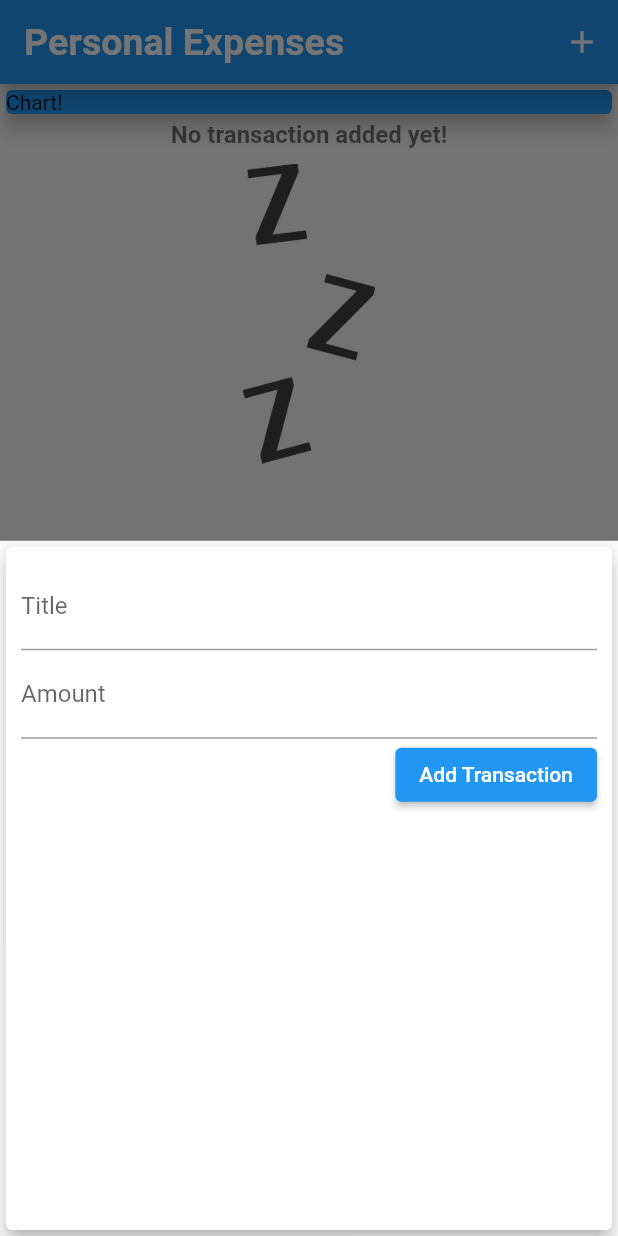
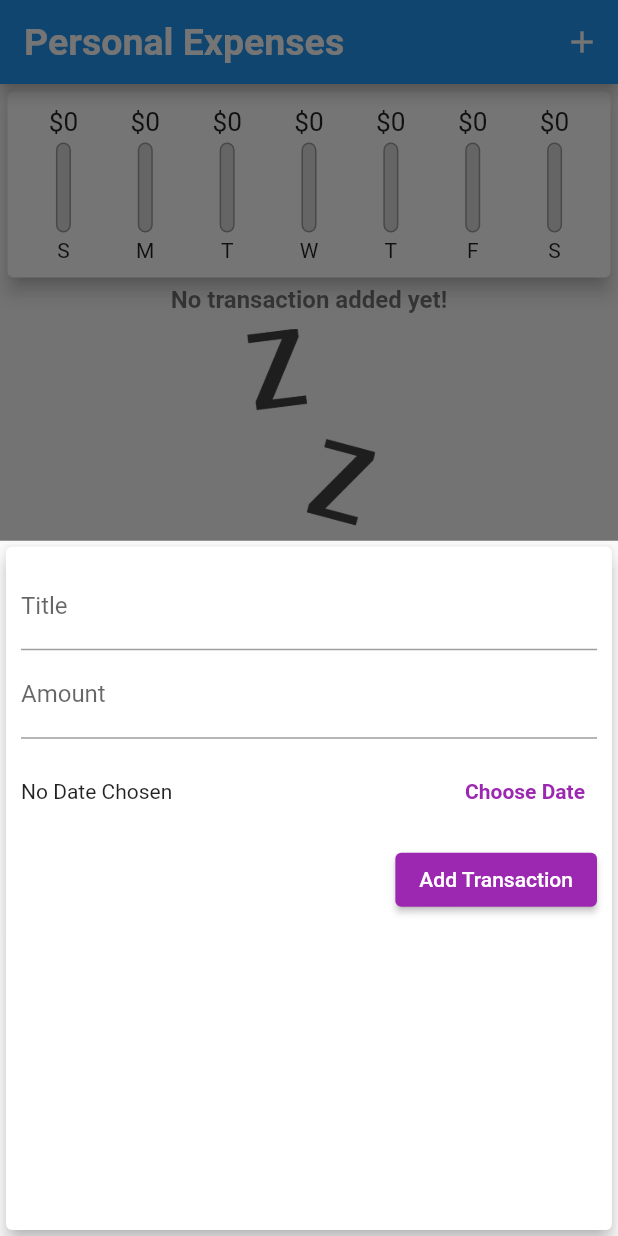
Before and after one commit to Ahsanmumtaz1105/personal-expenses, a Flutter app: the screen it shows after launch, after a tap on the "add" icon, on a phone screen of 412 x 824 dp. Run offline on Flutter 3.47's test engine with Material 2 defaults, Android fonts, the phone set to English and light mode, and no system bars.

Commit message:
add transaction

```diff
--- a/lib/main.dart
+++ b/lib/main.dart
@@ -1,9 +1,9 @@
-import 'dart:ui';
 
 import 'package:flutter/material.dart';
 import 'package:personal_expenses/widgets/transaction_list.dart';
 import './widgets/new_transaction.dart';
 import 'models/transactions.dart';
+import './widgets/charts.dart';
 
 void main() => runApp(MyApp());
 
@@ -49,7 +49,16 @@ class _MyHomePageState extends State<MyHomePage> {
     //     id: 't1', title: 'new shoes', amount: 67.87, date: DateTime.now())
   ];
 
-  void _addNewTransaction(String txtTitle, double txAmount) {
+
+List<Transactions> get _recentTransactions {
+  return _userTransactions.where((tx) => tx.date.isAfter(
+    DateTime.now().subtract((const Duration(days: 7)
+    )
+    )
+    )).toList();
+}
+
+  void _addNewTransaction(String txtTitle, double txAmount, DateTime choosenDate) {
     final newTx = Transactions(
         id: DateTime.now().toString(),
         title: txtTitle,
@@ -89,15 +98,7 @@ class _MyHomePageState extends State<MyHomePage> {
           crossAxisAlignment: CrossAxisAlignment.stretch,
           children: <Widget>[
             // ignore: sized_box_for_whitespace
-            Container(
-              width: double.infinity,
-              child: const Card(
-                color: Colors.blue,
-                child: Text('Chart!'),
-                elevation: 5,
-              ),
-            ),
-
+            Chart(_recentTransactions),
             TransactionList(_userTransactions)
           ],
         ),
--- /dev/null
+++ b/lib/widgets/chart_bar.dart
@@ -0,0 +1,54 @@
+import 'package:flutter/material.dart';
+
+class ChartBar extends StatelessWidget {
+  final String label;
+  final double spendingAmount;
+  final double spendingPctOfTotal;
+
+  ChartBar(this.label, this.spendingAmount, this.spendingPctOfTotal);
+
+  @override
+  Widget build(BuildContext context) {
+    return Column(
+      children: <Widget>[
+        SizedBox(
+          height: 20,
+          child: FittedBox(
+            child: Text('\$${spendingAmount.toStringAsFixed(0)}'),
+          ),
+        ),
+        const SizedBox(
+          height: 4,
+        ),
+        SizedBox(
+          height: 60,
+          width: 10,
+          child: Stack(
+            children: <Widget>[
+              Container(
+                decoration: BoxDecoration(
+                  border: Border.all(color: Colors.grey, width: 1.0),
+                  color: const Color.fromRGBO(220, 220, 220, 1),
+                  borderRadius: BorderRadius.circular(10),
+                ),
+              ),
+              FractionallySizedBox(
+                heightFactor: spendingPctOfTotal,
+                child: Container(
+                  decoration: BoxDecoration(
+                    color: Theme.of(context).primaryColor,
+                    borderRadius: BorderRadius.circular(10),
+                  ),
+                ),
+              ),
+            ],
+          ),
+        ),
+        const SizedBox(
+          height: 4,
+        ),
+        Text(label),
+      ],
+    );
+  }
+}
--- /dev/null
+++ b/lib/widgets/charts.dart
@@ -0,0 +1,57 @@
+import 'package:flutter/material.dart';
+import 'package:personal_expenses/models/transactions.dart';
+import 'package:intl/intl.dart';
+import './chart_bar.dart';
+
+class Chart extends StatelessWidget {
+  final List<Transactions> recentTransactions;
+  const Chart(this.recentTransactions);
+
+  List<Map<String, Object>> get groupTransactionValues {
+    return List.generate(7, (index) {
+      final weekDay = DateTime.now().subtract(Duration(days: index));
+      var totalSum = 0.00;
+      for (var i = 0; i < recentTransactions.length; i++) {
+        if (recentTransactions[i].date.day == weekDay.day &&
+            recentTransactions[i].date.month == weekDay.month &&
+            recentTransactions[i].date.year == weekDay.year) {
+          totalSum += recentTransactions[i].amount;
+        }
+      }
+
+      return {
+        'day': DateFormat.E().format(weekDay).substring(0, 1),
+        'amount': totalSum,
+        };
+    }).reversed.toList();
+  }
+
+
+ double get totalSpending {
+    return groupTransactionValues.fold(0.0, (sum, item) {
+      return sum + (item['amount'] as double);
+    });
+  }
+  @override
+  Widget build(BuildContext context) {
+    return Card(
+      elevation: 5,
+      margin: const EdgeInsets.all(5),
+      child: Padding(padding: const EdgeInsets.all(10),
+      child: Row(mainAxisAlignment: MainAxisAlignment.spaceAround,
+      children: groupTransactionValues.map((data) {
+               return Flexible(
+              fit: FlexFit.tight,
+              child: ChartBar(
+                data['day'] as String,
+                data['amount'] as double,
+                totalSpending == 0.0
+                    ? 0.0
+                    : (data['amount'] as double) / totalSpending,
+              ),
+            );
+          }).toList()
+       ),),
+    );
+  }
+}
--- a/lib/widgets/new_transaction.dart
+++ b/lib/widgets/new_transaction.dart
@@ -1,4 +1,5 @@
 import 'package:flutter/material.dart';
+import 'package:intl/intl.dart';
 
 class NewTransaction extends StatefulWidget {
   final Function addTx;
@@ -13,13 +14,30 @@ class _NewTransactionState extends State<NewTransaction> {
   final titleController = TextEditingController();
 
   final amountController = TextEditingController();
+  DateTime _selectedDate = DateTime(1900);
 
-  void submitData() {
+  void _submitData() {
     final enteredTitle = titleController.text;
     final enteredAmount = double.parse(amountController.text);
     if (enteredTitle.isEmpty || enteredAmount < 0) return;
-    widget.addTx(enteredTitle, enteredAmount);
+    widget.addTx(enteredTitle, enteredAmount, _selectedDate);
     Navigator.of(context).pop();
+  }
+
+  void _presentDatePicker() {
+    showDatePicker(
+      context: context,
+      initialDate: DateTime.now(),
+      firstDate: DateTime(2022),
+      lastDate: DateTime.now(),
+    ).then((pickDate) {
+      if (pickDate == DateTime(1900)) {
+        return;
+      }
+      setState(() {
+        _selectedDate = pickDate!;
+      });
+    });
   }
 
   @override
@@ -34,17 +52,43 @@ class _NewTransactionState extends State<NewTransaction> {
             TextField(
               decoration: const InputDecoration(labelText: 'Title'),
               controller: titleController,
-              onChanged: (_) => submitData,
+              onChanged: (_) => _submitData,
             ),
             TextField(
               decoration: const InputDecoration(labelText: 'Amount'),
               controller: amountController,
               keyboardType: TextInputType.number,
-              onChanged: (_) => submitData,
+              onChanged: (_) => _submitData,
+            ),
+            SizedBox(
+              height: 70,
+              child: Row(
+                children: <Widget>[
+                  Text(
+                    _selectedDate == DateTime(1900)
+                        ? 'No Date Chosen'
+                        : 'Picked Date: ${DateFormat.yMMMd().format(_selectedDate)}',
+                  ),
+                  Expanded(
+                    flex: 4,
+                    child: TextButton(
+                        onPressed: _presentDatePicker,
+                        child: const Text('Choose Date'),
+                        style: TextButton.styleFrom(
+                          alignment: Alignment.centerRight,
+                          primary: Theme.of(context).primaryColor,
+                          textStyle:
+                              const TextStyle(fontWeight: FontWeight.bold),
+                        )),
+                  ),
+                ],
+              ),
             ),
             ElevatedButton(
-              onPressed: submitData,
+              onPressed: _submitData,
               child: const Text('Add Transaction'),
+              style: ElevatedButton.styleFrom(
+                  primary: Theme.of(context).primaryColor),
             )
           ],
         ),
```
Also changed, not shown: lib/widgets/transaction_list.dart (+15 -42 lines), pubspec.lock, 1 other file.
